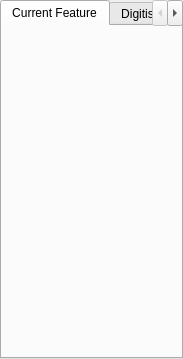
Before: the Qt Designer form src/qt-widgets/TaskPanelUi.ui in GPlates/GPlates, drawn with Qt 5.
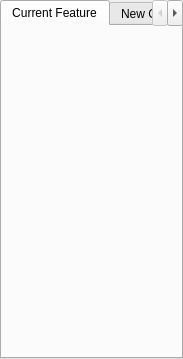
After: the same form once the commit is applied.

Commit message:
Replaced source:/gplates/trunk using source:/gplates/branches/move-vertex-tool-2008-nov-12#4536 incorporating log:/gplates/branches/move-vertex-tool-2008-nov-12#4536:4316
This is "replacing one branch with another". The merge was performed using Tortoise SVN's Merge tool, from

http://svn.gplates.org/gplates/trunk Revision 4536 to

http://svn.gplates.org/gplates/branches/move-vertex-tool-2008-nov-12 Revision 4536,

from inside the root directory of a working copy of the trunk.

```diff
--- a/src/qt-widgets/TaskPanelUi.ui
+++ b/src/qt-widgets/TaskPanelUi.ui
@@ -61,7 +61,12 @@
      </widget>
      <widget class="QWidget" name="tab_digitisation" >
       <attribute name="title" >
-       <string>Digitisation</string>
+       <string>New Geometry</string>
+      </attribute>
+     </widget>
+     <widget class="QWidget" name="tab_move_vertex" >
+      <attribute name="title" >
+       <string>Move Vertex</string>
       </attribute>
      </widget>
      <widget class="QWidget" name="tab_modify_pole" >
```
The commit also changes 102 other files.
